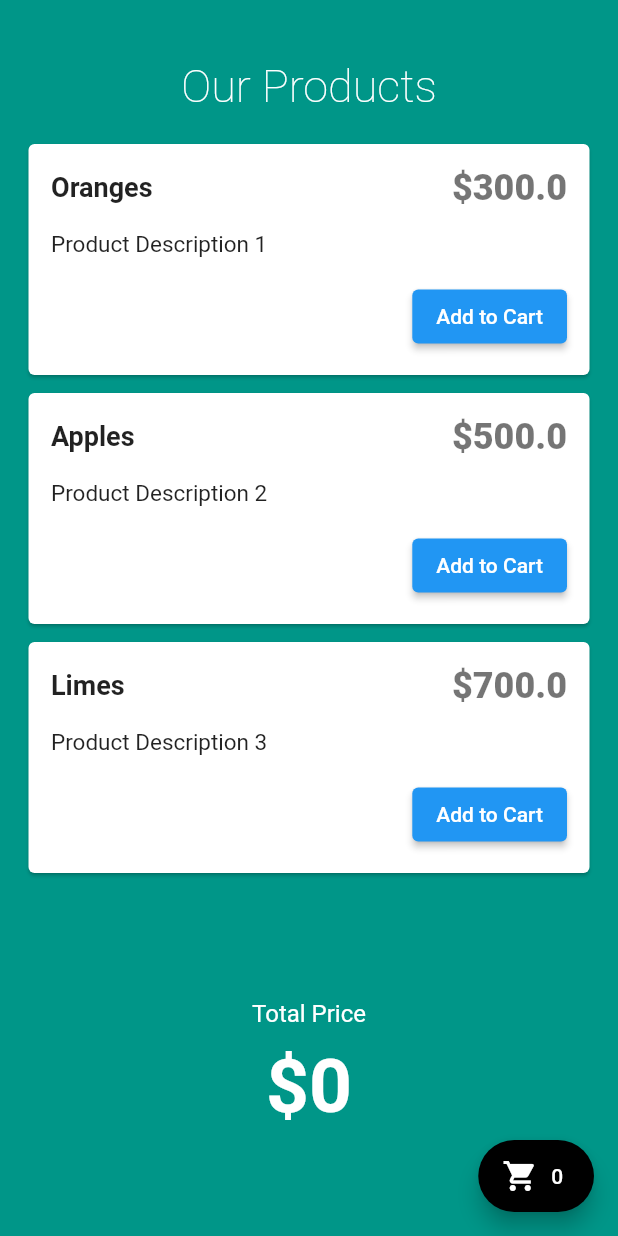
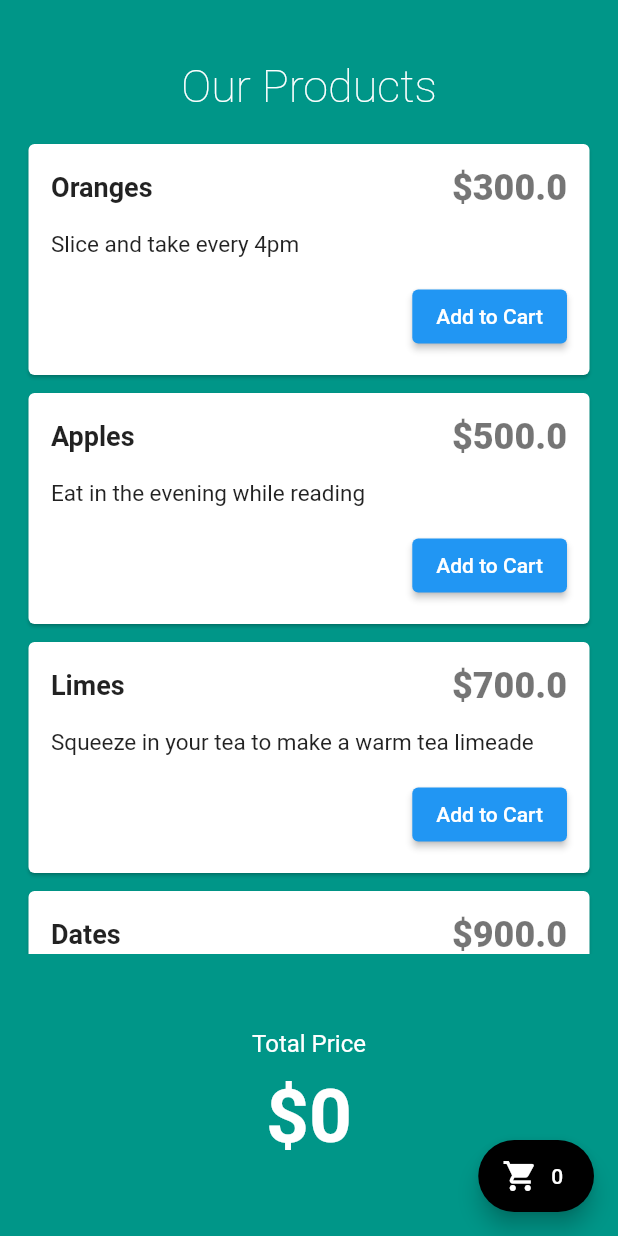
Before and after one commit to akamaotto/shopping_page_flutter_getx_tut, a Flutter app: the screen it shows after launch, on a phone screen of 412 x 824 dp. Run offline on Flutter 3.47's test engine with Material 2 defaults, Android fonts, the phone set to English and light mode, and no system bars; our stand-ins replace get.

```diff
--- a/lib/controllers/shopping_controller.dart
+++ b/lib/controllers/shopping_controller.dart
@@ -16,21 +16,34 @@ class ShoppingController extends GetxController {
       Product(
           id: 1,
           productName: 'Oranges',
-          productImage: 'Slice and take every 4pm',
+          productImage: 'img1',
           price: 300,
-          productDescription: 'Product Description 1'),
+          productDescription: 'Slice and take every 4pm'),
       Product(
           id: 2,
           productName: 'Apples',
-          productImage: 'Eat in the evening while reading',
+          productImage: 'img2',
           price: 500,
-          productDescription: 'Product Description 2'),
+          productDescription: 'Eat in the evening while reading'),
       Product(
           id: 3,
           productName: 'Limes',
-          productImage: 'Squeeze in your tea to make a warm tea limeade',
+          productImage: 'img3',
           price: 700,
-          productDescription: 'Product Description 3'),
+          productDescription: 'Squeeze in your tea to make a warm tea limeade'),
+      Product(
+          id: 4,
+          productName: 'Dates',
+          productImage: 'img3',
+          price: 900,
+          productDescription: 'Squeeze in your tea to make a warm tea limeade'),
+      Product(
+          id: 4,
+          productName: 'Bananas',
+          productImage: 'img4',
+          price: 900,
+          productDescription:
+              'I heard it helps with sperm count, but I\'ll need to check'),
     ];
 
     products.assignAll(productResult);
--- a/lib/views/shopping_page.dart
+++ b/lib/views/shopping_page.dart
@@ -45,26 +45,28 @@ class ShoppinPage extends StatelessWidget {
                     });
               }),
             ),
+            Column(
+              children: [
                 const Padding(
-              padding: EdgeInsets.symmetric(vertical: 10.0),
+                  padding: EdgeInsets.only(top: 50.0, bottom: 10),
                   child: Text(
                     "Total Price",
                     style: TextStyle(color: Colors.white, fontSize: 16),
                   ),
                 ),
-            GetX<CartController>(
-              builder: (controller) {
-                return Text(
-                  "\$${controller.totalPrice.toInt()}",
+                Obx(
+                  () => Text(
+                    "\$${cartController.totalPrice.toInt()}",
                     style: const TextStyle(
                         color: Colors.white,
                         fontSize: 50,
                         fontWeight: FontWeight.bold),
-                );
-              },
+                  ),
+                )
+              ],
             ),
             const SizedBox(
-              height: 70,
+              height: 50,
             ),
           ],
         ),
```
Lines whose indentation alone changed are shown as unchanged.
